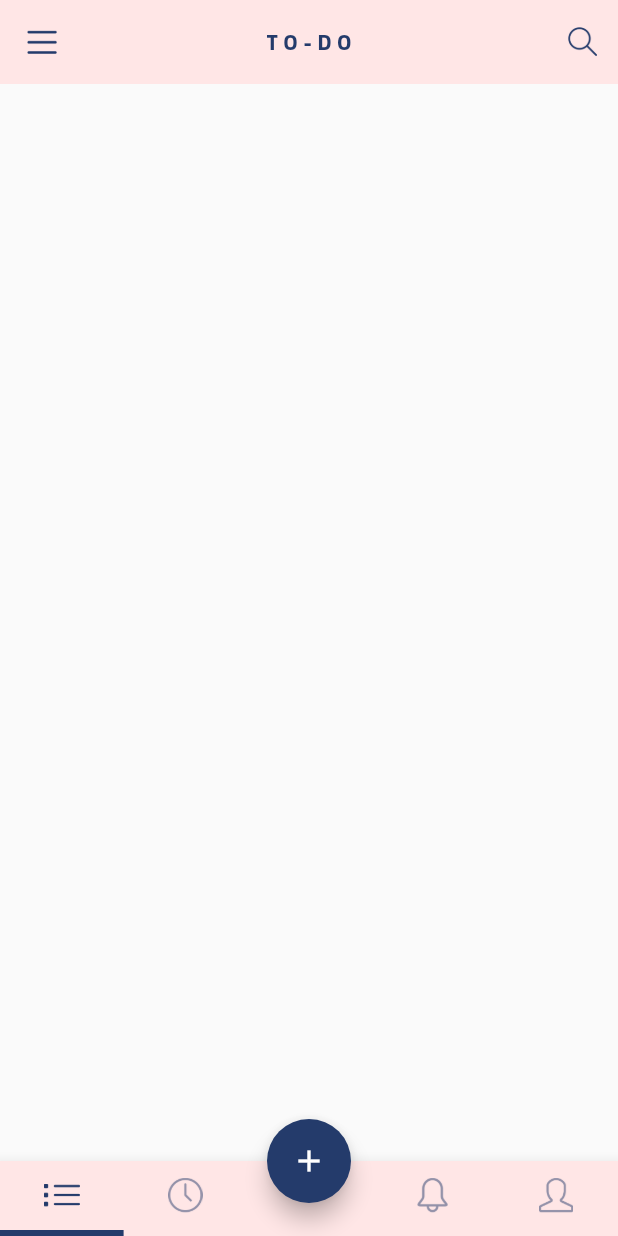
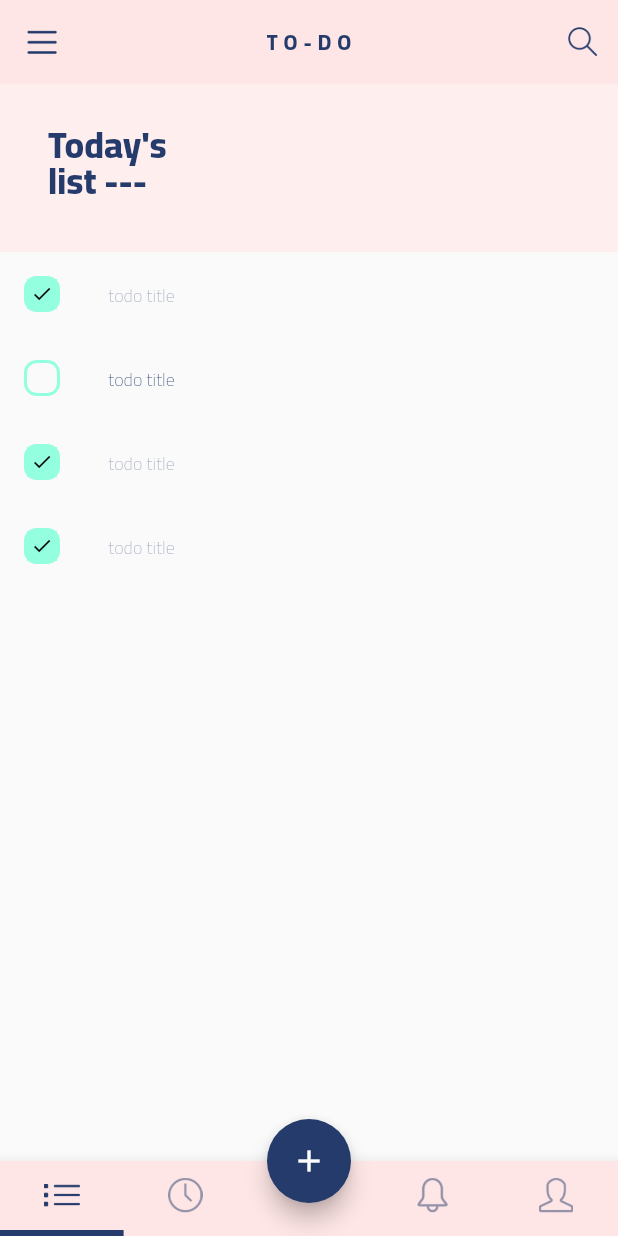
Before and after one commit to mostafaemara/candy_task_manager, a Flutter app: the HomeScreen screen opened by its route, on a phone screen of 412 x 824 dp. Run offline on Flutter 3.47's test engine with Material 2 defaults, Android fonts, the light colour scheme and no system bars; our stand-ins replace auto_route, firebase_core, firebase_messaging, flutter_local_notifications; accounts and stored records are empty; generated files the repository leaves out were written again.

Commit message:
implment todo list ui

```diff
--- /dev/null
+++ b/lib/src/presentation/common/app_bar_with_search.dart
@@ -0,0 +1,46 @@
+import 'package:flutter/material.dart';
+import 'package:task_manger/src/presentation/utils/images.dart';
+
+class AppBarWithSearch extends StatelessWidget {
+  final String title;
+  final VoidCallback onSearchPressed;
+  final VoidCallback onDrawerPressed;
+
+  const AppBarWithSearch({
+    Key? key,
+    required this.title,
+    required this.onSearchPressed,
+    required this.onDrawerPressed,
+  }) : super(key: key);
+
+  @override
+  Widget build(BuildContext context) {
+    return AppBar(
+      elevation: 0,
+      actions: [
+        IconButton(
+          icon: Image.asset(
+            Images.searchIcon,
+            width: 20,
+            height: 20,
+          ),
+          onPressed: onSearchPressed,
+        ),
+      ],
+      centerTitle: true,
+      title: Text(
+        title,
+        style: const TextStyle(
+            fontSize: 14, fontWeight: FontWeight.w800, letterSpacing: 4),
+      ),
+      leading: IconButton(
+        icon: Image.asset(
+          Images.menuIcon,
+          width: 20,
+          height: 20,
+        ),
+        onPressed: onDrawerPressed,
+      ),
+    );
+  }
+}
--- /dev/null
+++ b/lib/src/presentation/common/header.dart
@@ -0,0 +1,28 @@
+import 'package:flutter/material.dart';
+
+class Header extends StatelessWidget {
+  const Header({Key? key, required this.title}) : super(key: key);
+  final String title;
+  @override
+  Widget build(BuildContext context) {
+    return Container(
+      color: Theme.of(context).colorScheme.background,
+      width: double.infinity,
+      alignment: AlignmentDirectional.centerStart,
+      padding: const EdgeInsetsDirectional.only(start: 32),
+      height: 112,
+      child: SizedBox(
+        width: 110,
+        child: Text(
+          title,
+          maxLines: 2,
+          style: TextStyle(
+              fontWeight: FontWeight.w800,
+              color: Theme.of(context).colorScheme.onPrimary,
+              height: 1,
+              fontSize: 24),
+        ),
+      ),
+    );
+  }
+}
--- a/lib/src/presentation/screens/home/todo/todo_screen.dart
+++ b/lib/src/presentation/screens/home/todo/todo_screen.dart
@@ -1,42 +1,119 @@
 import 'package:flutter/material.dart';
-import 'package:task_manger/src/presentation/utils/images.dart';
+import 'package:task_manger/src/presentation/common/app_bar_with_search.dart';
+import 'package:task_manger/src/presentation/common/header.dart';
+import 'package:task_manger/src/presentation/styles/colors.dart';
 
-class TodoScreen extends StatelessWidget {
+class TodoScreen extends StatefulWidget {
   const TodoScreen({Key? key}) : super(key: key);
 
   @override
+  State<TodoScreen> createState() => _TodoScreenState();
+}
+
+class _TodoScreenState extends State<TodoScreen> {
+  static var todos = [
+    {
+      "title": "todo title",
+      "isCompleted": true,
+    },
+    {
+      "title": "todo title",
+      "isCompleted": false,
+    },
+    {
+      "title": "todo title",
+      "isCompleted": true,
+    },
+    {
+      "title": "todo title",
+      "isCompleted": true,
+    },
+  ];
+  @override
   Widget build(BuildContext context) {
-    return Container(
+    return SizedBox(
         child: Column(
       children: [
-        AppBar(
-          elevation: 0,
-          actions: [
-            IconButton(
-              icon: Image.asset(
-                Images.searchIcon,
-                width: 20,
-                height: 20,
-              ),
-              onPressed: () {},
-            ),
-          ],
-          centerTitle: true,
-          title: Text(
-            "TO-DO",
-            style: TextStyle(
-                fontSize: 14, fontWeight: FontWeight.w800, letterSpacing: 4),
-          ),
-          leading: IconButton(
-            icon: Image.asset(
-              Images.menuIcon,
-              width: 20,
-              height: 20,
-            ),
-            onPressed: () {},
-          ),
-        )
+        AppBarWithSearch(
+          onDrawerPressed: () {},
+          onSearchPressed: () {},
+          title: "TO-DO",
+        ),
+        const Header(title: "Today's list ---"),
+        Expanded(
+            child: ListView.builder(
+          itemCount: todos.length,
+          itemBuilder: (context, index) => TodoListItem(
+              todo: todos[index],
+              onChange: (value) {
+                setState(() {
+                  todos[index]["isCompleted"] = value;
+                });
+              }),
+        ))
       ],
     ));
   }
 }
+
+class TodoListItem extends StatelessWidget {
+  final todo;
+  final void Function(bool value) onChange;
+  const TodoListItem({
+    Key? key,
+    this.todo,
+    required this.onChange,
+  }) : super(key: key);
+
+  @override
+  Widget build(BuildContext context) {
+    return ListTile(
+        title: Text(todo["title"] as String,
+            style: TextStyle(
+                fontSize: 12,
+                height: 2,
+                fontWeight: FontWeight.w200,
+                color: Theme.of(context)
+                    .colorScheme
+                    .onSurface
+                    .withOpacity(todo["isCompleted"] ? 0.5 : 1))),
+        leading: CustomCheckBox(
+          onChange: onChange,
+          value: todo["isCompleted"] as bool,
+        ));
+  }
+}
+
+class CustomCheckBox extends StatelessWidget {
+  const CustomCheckBox({Key? key, required this.onChange, required this.value})
+      : super(key: key);
+  final void Function(bool value) onChange;
+  final bool value;
+  @override
+  Widget build(BuildContext context) {
+    return GestureDetector(
+      onTap: () {
+        onChange(!value);
+      },
+      child: Container(
+        alignment: Alignment.center,
+        decoration: BoxDecoration(
+            borderRadius: BorderRadius.circular(8.5),
+            border: Border.all(width: 2, color: AppColors.aquamarine)),
+        width: 24,
+        height: 24,
+        child: value
+            ? Container(
+                width: 22,
+                height: 22,
+                color: AppColors.aquamarine,
+                child: const Icon(
+                  Icons.check,
+                  color: Colors.black,
+                  size: 15,
+                ))
+            : null,
+      ),
+    );
+  }
+}
--- a/lib/src/presentation/styles/colors.dart
+++ b/lib/src/presentation/styles/colors.dart
@@ -15,4 +15,6 @@ class AppColors {
       onBackground: darkBlue,
       surface: Colors.white,
       onSurface: darkBlue);
+
+  static const aquamarine = Color(0xff93FFDF);
 }
```
Also changed, not shown: 3 other files.
